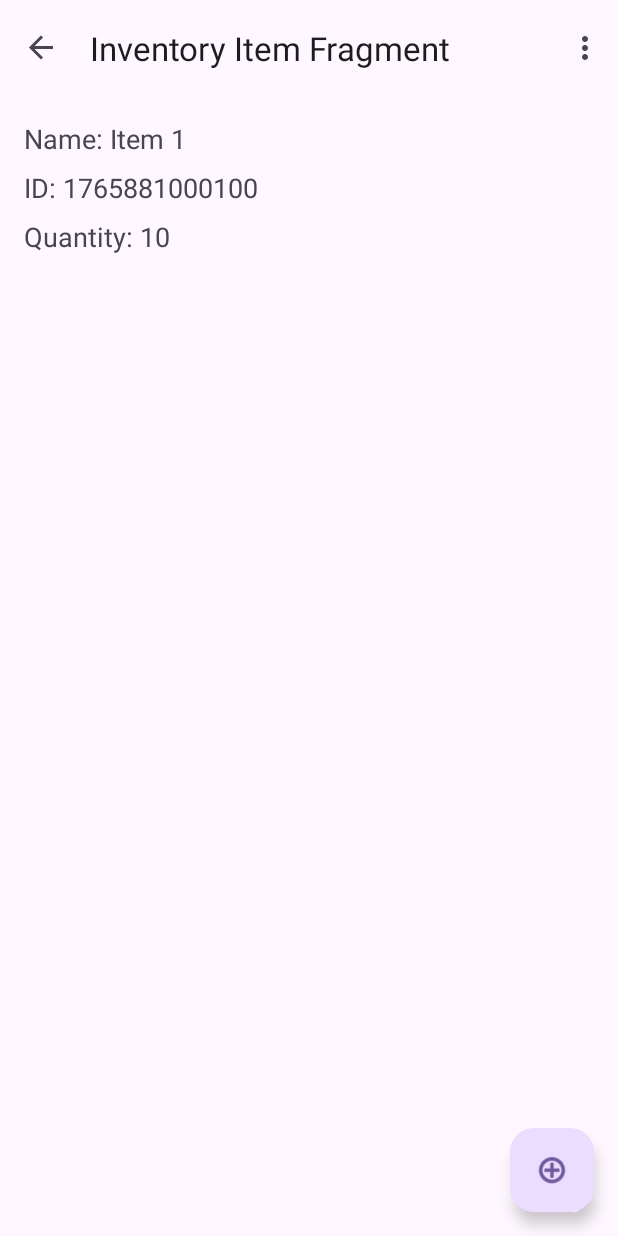
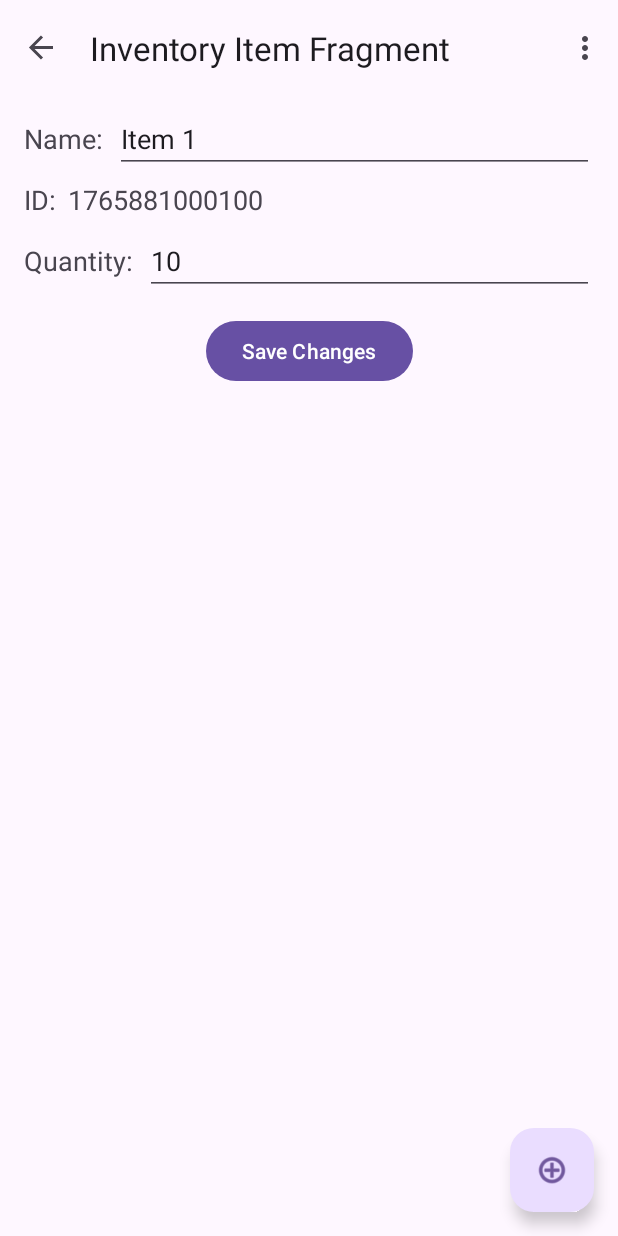
Before and after one commit to tfels/eiskalt, an Android app: the screen it shows after launch (MainActivity), after a tap on "Item 1", on a phone screen of 412 x 824 dp. Run offline under Robolectric (Android 15) with nearby library versions, the phone set to English and light mode, and no system bars; our stand-ins replace navigation-ui.

Commit message:
item: edit content

```diff
--- a/app/src/main/java/de/felsernet/android/eiskalt/InventoryItemFragment.kt
+++ b/app/src/main/java/de/felsernet/android/eiskalt/InventoryItemFragment.kt
@@ -5,6 +5,8 @@ import androidx.fragment.app.Fragment
 import android.view.LayoutInflater
 import android.view.View
 import android.view.ViewGroup
+import androidx.activity.addCallback
+import androidx.navigation.fragment.findNavController
 import de.felsernet.android.eiskalt.databinding.FragmentInventoryItemBinding
 
 /**
@@ -33,9 +35,39 @@ class InventoryItemFragment : Fragment() {
 
         val item = arguments?.getSerializable("inventoryItem") as? InventoryItem
         if (item != null) {
-            binding.textViewName.text = "Name: ${item.name}"
-            binding.textViewId.text = "ID: ${item.id}"
-            binding.textViewQuantity.text = "Quantity: ${item.quantity}"
+            binding.editTextName.setText(item.name)
+            binding.textViewId.text = item.id.toString()
+            binding.editTextQuantity.setText(item.quantity.toString())
+        }
+
+        binding.buttonSave.setOnClickListener {
+            saveItemChanges()
+            findNavController().navigateUp()
+        }
+
+        // Handle back button press to save changes
+        requireActivity().onBackPressedDispatcher.addCallback(viewLifecycleOwner) {
+            saveItemChanges()
+            findNavController().navigateUp()
+        }
+    }
+
+    private fun saveItemChanges() {
+        val item = arguments?.getSerializable("inventoryItem") as? InventoryItem
+        if (item != null) {
+            val updatedName = binding.editTextName.text.toString().trim()
+            val updatedQuantityText = binding.editTextQuantity.text.toString().trim()
+            val updatedQuantity = updatedQuantityText.toIntOrNull() ?: item.quantity
+
+            if (updatedName.isNotEmpty()) {
+                val updatedItem = item.copy(name = updatedName, quantity = updatedQuantity)
+
+                // Pass the updated item back to the previous fragment
+                val result = Bundle().apply {
+                    putSerializable("updatedInventoryItem", updatedItem)
+                }
+                parentFragmentManager.setFragmentResult("itemUpdate", result)
+            }
         }
     }
 
--- a/app/src/main/java/de/felsernet/android/eiskalt/InventoryListFragment.kt
+++ b/app/src/main/java/de/felsernet/android/eiskalt/InventoryListFragment.kt
@@ -51,6 +51,20 @@ class InventoryListFragment : Fragment() {
 
         val itemTouchHelper = ItemTouchHelper(SwipeToDeleteCallback(adapter))
         itemTouchHelper.attachToRecyclerView(binding.recyclerView)
+
+        // Listen for item updates from InventoryItemFragment
+        parentFragmentManager.setFragmentResultListener("itemUpdate", viewLifecycleOwner) { _, bundle ->
+            val updatedItem = bundle.getSerializable("updatedInventoryItem") as? InventoryItem
+            updatedItem?.let { updateItem(it) }
+        }
+    }
+
+    private fun updateItem(updatedItem: InventoryItem) {
+        val position = adapter.items.indexOfFirst { it.id == updatedItem.id }
+        if (position != -1) {
+            adapter.items[position] = updatedItem
+            adapter.notifyItemChanged(position)
+        }
     }
 
     override fun onDestroyView() {
@@ -62,7 +76,7 @@ class InventoryListFragment : Fragment() {
         adapter.addItem(item)
     }
 
-    inner class MyAdapter(private val items: MutableList<InventoryItem>) : RecyclerView.Adapter<MyAdapter.ViewHolder>() {
+    inner class MyAdapter(val items: MutableList<InventoryItem>) : RecyclerView.Adapter<MyAdapter.ViewHolder>() {
 
         inner class ViewHolder(itemView: View) : RecyclerView.ViewHolder(itemView) {
             val textView: TextView = itemView.findViewById(R.id.textView)
--- a/app/src/main/res/layout/fragment_inventory_item.xml
+++ b/app/src/main/res/layout/fragment_inventory_item.xml
@@ -12,33 +12,80 @@
         android:padding="16dp">
 
         <TextView
-            android:id="@+id/textViewName"
+            android:id="@+id/textViewNameLabel"
             android:layout_width="wrap_content"
             android:layout_height="wrap_content"
-            android:text="Name: "
+            android:text="Name:"
             android:textSize="18sp"
             app:layout_constraintStart_toStartOf="parent"
             app:layout_constraintTop_toTopOf="parent" />
 
+        <EditText
+            android:id="@+id/editTextName"
+            android:layout_width="0dp"
+            android:layout_height="wrap_content"
+            android:layout_marginStart="8dp"
+            android:hint="Enter item name"
+            android:textSize="18sp"
+            app:layout_constraintStart_toEndOf="@id/textViewNameLabel"
+            app:layout_constraintEnd_toEndOf="parent"
+            app:layout_constraintTop_toTopOf="@id/textViewNameLabel"
+            app:layout_constraintBottom_toBottomOf="@id/textViewNameLabel" />
+
+        <TextView
+            android:id="@+id/textViewIdLabel"
+            android:layout_width="wrap_content"
+            android:layout_height="wrap_content"
+            android:text="ID:"
+            android:textSize="18sp"
+            app:layout_constraintStart_toStartOf="parent"
+            app:layout_constraintTop_toBottomOf="@id/textViewNameLabel"
+            android:layout_marginTop="16dp" />
+
         <TextView
             android:id="@+id/textViewId"
+            android:layout_width="0dp"
+            android:layout_height="wrap_content"
+            android:layout_marginStart="8dp"
+            android:textSize="18sp"
+            android:textColor="?android:textColorSecondary"
+            app:layout_constraintStart_toEndOf="@id/textViewIdLabel"
+            app:layout_constraintEnd_toEndOf="parent"
+            app:layout_constraintTop_toTopOf="@id/textViewIdLabel"
+            app:layout_constraintBottom_toBottomOf="@id/textViewIdLabel" />
+
+        <TextView
+            android:id="@+id/textViewQuantityLabel"
             android:layout_width="wrap_content"
             android:layout_height="wrap_content"
-            android:text="ID: "
+            android:text="Quantity:"
             android:textSize="18sp"
             app:layout_constraintStart_toStartOf="parent"
-            app:layout_constraintTop_toBottomOf="@id/textViewName"
-            android:layout_marginTop="8dp" />
+            app:layout_constraintTop_toBottomOf="@id/textViewIdLabel"
+            android:layout_marginTop="16dp" />
 
-        <TextView
-            android:id="@+id/textViewQuantity"
+        <EditText
+            android:id="@+id/editTextQuantity"
+            android:layout_width="0dp"
+            android:layout_height="wrap_content"
+            android:layout_marginStart="8dp"
+            android:hint="Enter quantity"
+            android:inputType="number"
+            android:textSize="18sp"
+            app:layout_constraintStart_toEndOf="@id/textViewQuantityLabel"
+            app:layout_constraintEnd_toEndOf="parent"
+            app:layout_constraintTop_toTopOf="@id/textViewQuantityLabel"
+            app:layout_constraintBottom_toBottomOf="@id/textViewQuantityLabel" />
+
+        <Button
+            android:id="@+id/buttonSave"
             android:layout_width="wrap_content"
             android:layout_height="wrap_content"
-            android:text="Quantity: "
-            android:textSize="18sp"
+            android:text="Save Changes"
+            android:layout_marginTop="24dp"
             app:layout_constraintStart_toStartOf="parent"
-            app:layout_constraintTop_toBottomOf="@id/textViewId"
-            android:layout_marginTop="8dp" />
+            app:layout_constraintEnd_toEndOf="parent"
+            app:layout_constraintTop_toBottomOf="@id/textViewQuantityLabel" />
 
     </androidx.constraintlayout.widget.ConstraintLayout>
 </androidx.core.widget.NestedScrollView>
```
